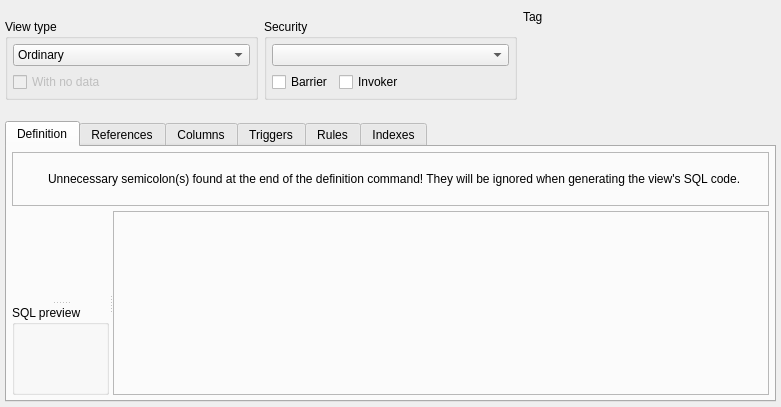
Before: the Qt Designer form libs/libgui/ui/dbobjects/viewwidget.ui in nullptrlabs/pgmodeler, drawn with Qt 5.
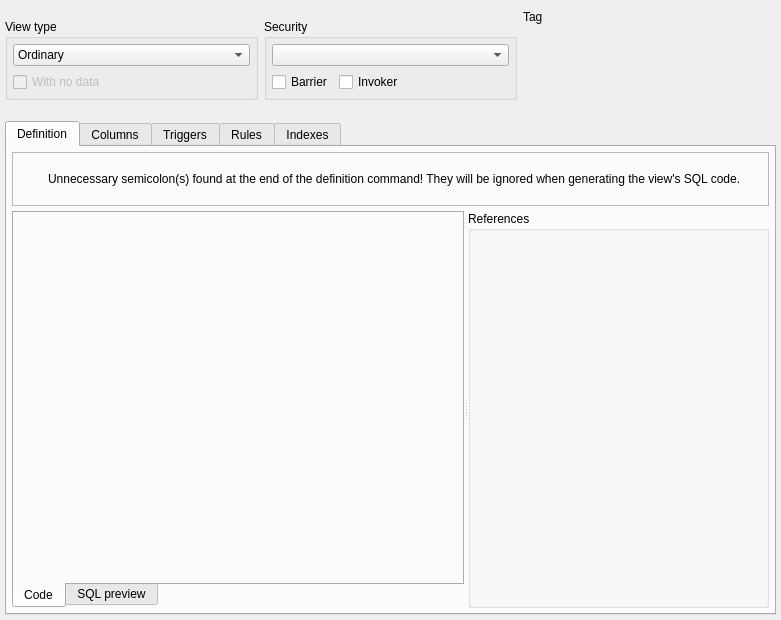
After: the same form once the commit is applied. Icons and pictures are not drawn.

Commit message: Adjusting the view definition tab (WIP)

What changed in the file:
```diff
--- a/libs/libgui/ui/dbobjects/viewwidget.ui
+++ b/libs/libgui/ui/dbobjects/viewwidget.ui
@@ -7,7 +7,7 @@
     <x>0</x>
     <y>0</y>
     <width>781</width>
-    <height>407</height>
+    <height>620</height>
    </rect>
   </property>
   <layout class="QVBoxLayout" name="verticalLayout_2">
@@ -342,48 +342,54 @@
         </widget>
        </item>
        <item>
-        <widget class="QSplitter" name="h_splitter">
+        <widget class="QSplitter" name="hz_splitter">
          <property name="orientation">
           <enum>Qt::Orientation::Horizontal</enum>
          </property>
          <property name="childrenCollapsible">
-          <bool>true</bool>
+          <bool>false</bool>
          </property>
-         <widget class="QSplitter" name="v_splitter">
-          <property name="orientation">
-           <enum>Qt::Orientation::Vertical</enum>
+         <widget class="QTabWidget" name="definition_tbw">
+          <property name="tabPosition">
+           <enum>QTabWidget::TabPosition::South</enum>
           </property>
-          <property name="childrenCollapsible">
-           <bool>true</bool>
+          <property name="currentIndex">
+           <number>0</number>
           </property>
-          <widget class="QWidget" name="sql_def_parent" native="true"/>
-          <widget class="QGroupBox" name="sql_preview_gb">
-           <property name="title">
+          <property name="iconSize">
+           <size>
+            <width>22</width>
+            <height>22</height>
+           </size>
+          </property>
+          <widget class="QWidget" name="def_code_pg">
+           <attribute name="icon">
+            <iconset resource="../../res/resources.qrc">
+             <normaloff>:/icons/icons/sourcecode.png</normaloff>:/icons/icons/sourcecode.png</iconset>
+           </attribute>
+           <attribute name="title">
+            <string>Code</string>
+           </attribute>
+          </widget>
+          <widget class="QWidget" name="code_prev_pg">
+           <attribute name="icon">
+            <iconset resource="../../res/resources.qrc">
+             <normaloff>:/icons/icons/sqlpreview.png</normaloff>:/icons/icons/sqlpreview.png</iconset>
+           </attribute>
+           <attribute name="title">
             <string>SQL preview</string>
-           </property>
+           </attribute>
           </widget>
          </widget>
-         <widget class="QFrame" name="refs_parent">
-          <property name="frameShape">
-           <enum>QFrame::Shape::StyledPanel</enum>
-          </property>
-          <property name="frameShadow">
-           <enum>QFrame::Shadow::Raised</enum>
+         <widget class="QGroupBox" name="refs_parent">
+          <property name="title">
+           <string>References</string>
           </property>
          </widget>
         </widget>
        </item>
       </layout>
      </widget>
-     <widget class="QWidget" name="view_refs_tab">
-      <attribute name="icon">
-       <iconset resource="../../res/resources.qrc">
-        <normaloff>:/icons/icons/reference.png</normaloff>:/icons/icons/reference.png</iconset>
-      </attribute>
-      <attribute name="title">
-       <string>References</string>
-      </attribute>
-     </widget>
      <widget class="QWidget" name="columns_tab">
       <attribute name="icon">
        <iconset resource="../../res/resources.qrc">
```
The commit also changes 3 other files.
